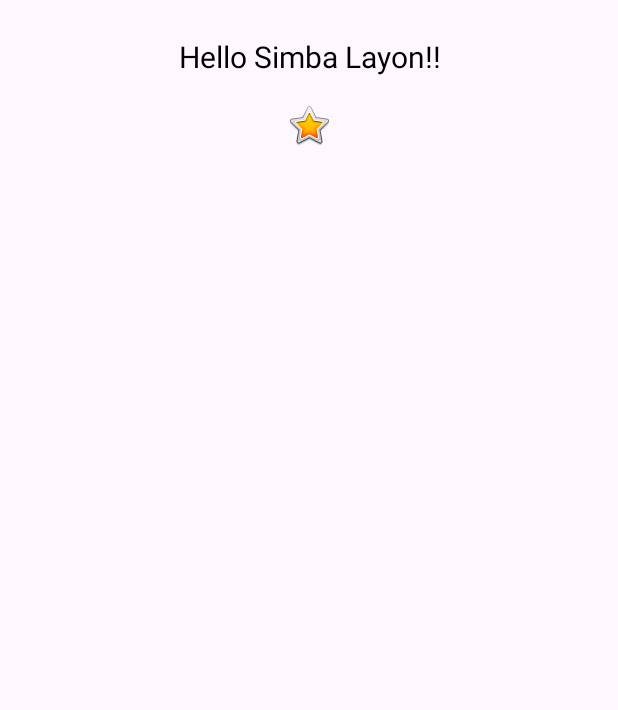
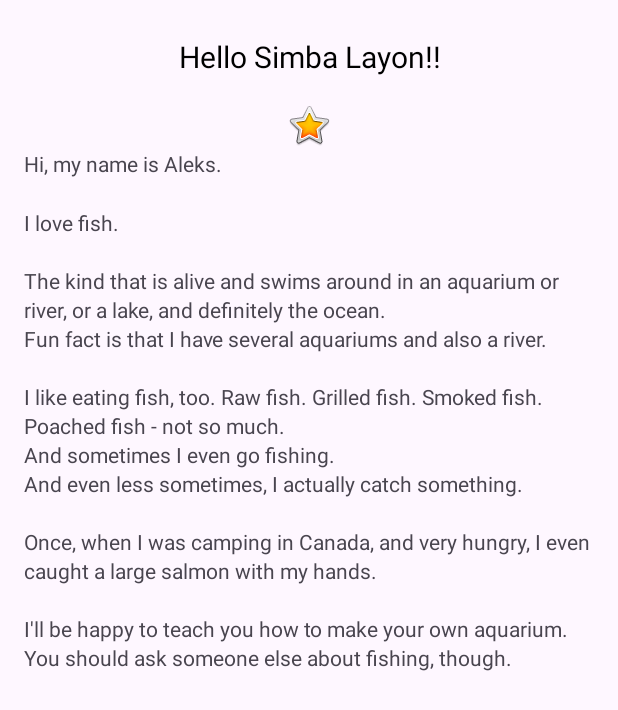
Before and after one commit to bonfacemasira/About-Me, an Android app: the screen it shows after launch (MainActivity), on a phone screen of 412 x 824 dp. Shown: the top 710 px of the screen. Run offline under Robolectric (Android 15) with nearby library versions, the phone set to English and light mode, and no system bars; Roboto replaces fonts that are not available here.

Commit message:
Add a ScrollView

```diff
--- a/app/src/main/res/layout/activity_main.xml
+++ b/app/src/main/res/layout/activity_main.xml
@@ -5,6 +5,8 @@
     android:layout_width="match_parent"
     android:layout_height="match_parent"
     android:orientation="vertical"
+    android:paddingStart="@dimen/padding"
+    android:paddingEnd="@dimen/padding"
     tools:context=".MainActivity">
 
     <TextView
@@ -24,13 +26,16 @@
         app:srcCompat="@android:drawable/btn_star_big_on" />
 
     <ScrollView
+        android:id="@+id/bio_scroll"
         android:layout_width="match_parent"
         android:layout_height="match_parent">
 
         <TextView
             android:id="@+id/bio_text"
             android:layout_width="match_parent"
-            android:layout_height="wrap_content" />
+            android:layout_height="wrap_content"
+            android:lineSpacingMultiplier="1.2"
+            android:text="@string/bio" />
     </ScrollView>
 
 </LinearLayout>
--- /dev/null
+++ b/app/src/main/res/values/dimens.xml
@@ -0,0 +1,4 @@
+<?xml version="1.0" encoding="utf-8"?>
+<resources>
+    <dimen name="padding">16dp</dimen>
+</resources>
--- a/app/src/main/res/values/strings.xml
+++ b/app/src/main/res/values/strings.xml
@@ -2,4 +2,15 @@
     <string name="app_name">About Me</string>
     <string name="name">Hello Simba Layon!!</string>
     <string name="yellow_star">Yellow Star</string>
+    <string name="bio">Hi, my name is Aleks.
+        \n\nI love fish.
+        \n\nThe kind that is alive and swims around in an aquarium or river, or a lake, and definitely the ocean.
+        \nFun fact is that I have several aquariums and also a river.
+        \n\nI like eating fish, too. Raw fish. Grilled fish. Smoked fish. Poached fish - not so much.
+        \nAnd sometimes I even go fishing.
+        \nAnd even less sometimes, I actually catch something.
+        \n\nOnce, when I was camping in Canada, and very hungry, I even caught a large salmon with my hands.
+        \n\nI\'ll be happy to teach you how to make your own aquarium.
+        \nYou should ask someone else about fishing, though.\n\n
+    </string>
 </resources>
```
